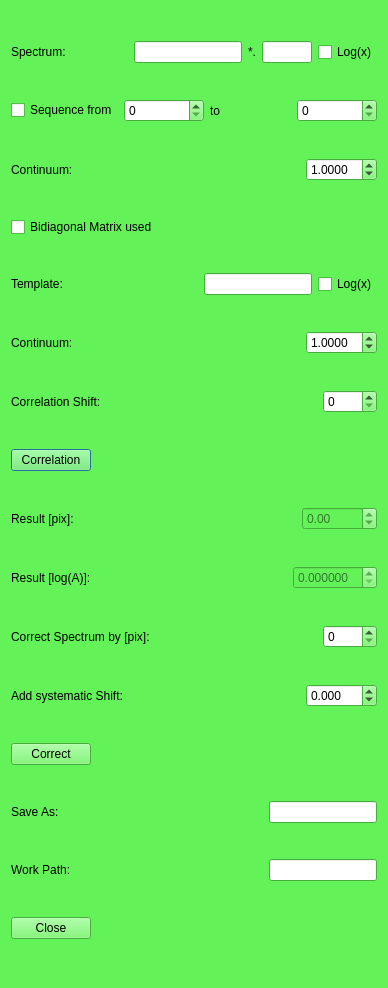
Qt form spectangular/correlation.ui (DPSablowski/Spectangular) before a commit.
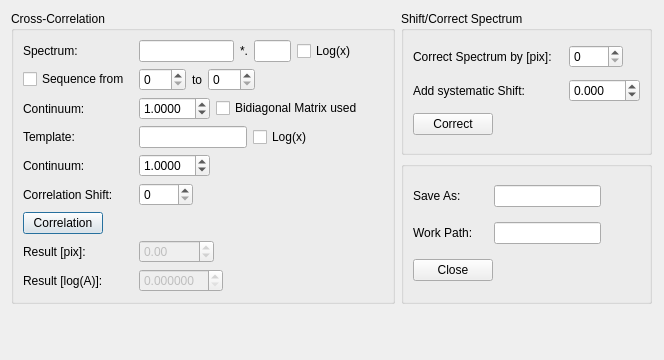
The same form after that commit.

Patch:
```diff
--- a/spectangular/correlation.ui
+++ b/spectangular/correlation.ui
@@ -6,452 +6,10 @@
    <rect>
     <x>0</x>
     <y>0</y>
-    <width>388</width>
-    <height>988</height>
+    <width>664</width>
+    <height>360</height>
    </rect>
   </property>
-  <property name="palette">
-   <palette>
-    <active>
-     <colorrole role="WindowText">
-      <brush brushstyle="SolidPattern">
-       <color alpha="255">
-        <red>0</red>
-        <green>0</green>
-        <blue>0</blue>
-       </color>
-      </brush>
-     </colorrole>
-     <colorrole role="Button">
-      <brush brushstyle="SolidPattern">
-       <color alpha="255">
-        <red>99</red>
-        <green>242</green>
-        <blue>88</blue>
-       </color>
-      </brush>
-     </colorrole>
-     <colorrole role="Light">
-      <brush brushstyle="SolidPattern">
-       <color alpha="255">
-        <red>205</red>
-        <green>255</green>
-        <blue>201</blue>
-       </color>
-      </brush>
-     </colorrole>
-     <colorrole role="Midlight">
-      <brush brushstyle="SolidPattern">
-       <color alpha="255">
-        <red>152</red>
-        <green>248</green>
-        <blue>144</blue>
-       </color>
-      </brush>
-     </colorrole>
-     <colorrole role="Dark">
-      <brush brushstyle="SolidPattern">
-       <color alpha="255">
-        <red>49</red>
-        <green>121</green>
-        <blue>44</blue>
-       </color>
-      </brush>
-     </colorrole>
-     <colorrole role="Mid">
-      <brush brushstyle="SolidPattern">
-       <color alpha="255">
-        <red>66</red>
-        <green>161</green>
-        <blue>58</blue>
-       </color>
-      </brush>
-     </colorrole>
-     <colorrole role="Text">
-      <brush brushstyle="SolidPattern">
-       <color alpha="255">
-        <red>0</red>
-        <green>0</green>
-        <blue>0</blue>
-       </color>
-      </brush>
-     </colorrole>
-     <colorrole role="BrightText">
-      <brush brushstyle="SolidPattern">
-       <color alpha="255">
-        <red>255</red>
-        <green>255</green>
-        <blue>255</blue>
-       </color>
-      </brush>
-     </colorrole>
-     <colorrole role="ButtonText">
-      <brush brushstyle="SolidPattern">
-       <color alpha="255">
-        <red>0</red>
-        <green>0</green>
-        <blue>0</blue>
-       </color>
-      </brush>
-     </colorrole>
-     <colorrole role="Base">
-      <brush brushstyle="SolidPattern">
-       <color alpha="255">
-        <red>255</red>
-        <green>255</green>
-        <blue>255</blue>
-       </color>
-      </brush>
-     </colorrole>
-     <colorrole role="Window">
-      <brush brushstyle="SolidPattern">
-       <color alpha="255">
-        <red>99</red>
-        <green>242</green>
-        <blue>88</blue>
-       </color>
-      </brush>
-     </colorrole>
-     <colorrole role="Shadow">
-      <brush brushstyle="SolidPattern">
-       <color alpha="255">
-        <red>0</red>
-        <green>0</green>
-        <blue>0</blue>
-       </color>
-      </brush>
-     </colorrole>
-     <colorrole role="AlternateBase">
-      <brush brushstyle="SolidPattern">
-       <color alpha="255">
-        <red>177</red>
-        <green>248</green>
-        <blue>171</blue>
-       </color>
-      </brush>
-     </colorrole>
-     <colorrole role="ToolTipBase">
-      <brush brushstyle="SolidPattern">
-       <color alpha="255">
-        <red>255</red>
-        <green>255</green>
-        <blue>220</blue>
-       </color>
-      </brush>
-     </colorrole>
-     <colorrole role="ToolTipText">
-      <brush brushstyle="SolidPattern">
-       <color alpha="255">
-        <red>0</red>
-        <green>0</green>
-        <blue>0</blue>
-       </color>
-      </brush>
-     </colorrole>
-     <colorrole role="PlaceholderText">
-      <brush brushstyle="NoBrush">
-       <color alpha="128">
-        <red>0</red>
-        <green>0</green>
-        <blue>0</blue>
-       </color>
-      </brush>
-     </colorrole>
-    </active>
-    <inactive>
-     <colorrole role="WindowText">
-      <brush brushstyle="SolidPattern">
-       <color alpha="255">
-        <red>0</red>
-        <green>0</green>
-        <blue>0</blue>
-       </color>
-      </brush>
-     </colorrole>
-     <colorrole role="Button">
-      <brush brushstyle="SolidPattern">
-       <color alpha="255">
-        <red>99</red>
-        <green>242</green>
-        <blue>88</blue>
-       </color>
-      </brush>
-     </colorrole>
-     <colorrole role="Light">
-      <brush brushstyle="SolidPattern">
-       <color alpha="255">
-        <red>205</red>
-        <green>255</green>
-        <blue>201</blue>
-       </color>
-      </brush>
-     </colorrole>
-     <colorrole role="Midlight">
-      <brush brushstyle="SolidPattern">
-       <color alpha="255">
-        <red>152</red>
-        <green>248</green>
-        <blue>144</blue>
-       </color>
-      </brush>
-     </colorrole>
-     <colorrole role="Dark">
-      <brush brushstyle="SolidPattern">
-       <color alpha="255">
-        <red>49</red>
-        <green>121</green>
-        <blue>44</blue>
-       </color>
-      </brush>
-     </colorrole>
-     <colorrole role="Mid">
-      <brush brushstyle="SolidPattern">
-       <color alpha="255">
-        <red>66</red>
-        <green>161</green>
-        <blue>58</blue>
-       </color>
-      </brush>
-     </colorrole>
-     <colorrole role="Text">
-      <brush brushstyle="SolidPattern">
-       <color alpha="255">
-        <red>0</red>
-        <green>0</green>
-        <blue>0</blue>
-       </color>
-      </brush>
-     </colorrole>
-     <colorrole role="BrightText">
-      <brush brushstyle="SolidPattern">
-       <color alpha="255">
-        <red>255</red>
-        <green>255</green>
-        <blue>255</blue>
-       </color>
-      </brush>
-     </colorrole>
-     <colorrole role="ButtonText">
-      <brush brushstyle="SolidPattern">
-       <color alpha="255">
-        <red>0</red>
-        <green>0</green>
-        <blue>0</blue>
-       </color>
-      </brush>
-     </colorrole>
-     <colorrole role="Base">
-      <brush brushstyle="SolidPattern">
-       <color alpha="255">
-        <red>255</red>
-        <green>255</green>
-        <blue>255</blue>
-       </color>
-      </brush>
-     </colorrole>
-     <colorrole role="Window">
-      <brush brushstyle="SolidPattern">
-       <color alpha="255">
-        <red>99</red>
-        <green>242</green>
-        <blue>88</blue>
-       </color>
-      </brush>
-     </colorrole>
-     <colorrole role="Shadow">
-      <brush brushstyle="SolidPattern">
-       <color alpha="255">
-        <red>0</red>
-        <green>0</green>
-        <blue>0</blue>
-       </color>
-      </brush>
-     </colorrole>
-     <colorrole role="AlternateBase">
-      <brush brushstyle="SolidPattern">
-       <color alpha="255">
-        <red>177</red>
-        <green>248</green>
-        <blue>171</blue>
-       </color>
-      </brush>
-     </colorrole>
-     <colorrole role="ToolTipBase">
-      <brush brushstyle="SolidPattern">
-       <color alpha="255">
-        <red>255</red>
-        <green>255</green>
-        <blue>220</blue>
-       </color>
-      </brush>
-     </colorrole>
-     <colorrole role="ToolTipText">
-      <brush brushstyle="SolidPattern">
-       <color alpha="255">
-        <red>0</red>
-        <green>0</green>
-        <blue>0</blue>
-       </color>
-      </brush>
-     </colorrole>
-     <colorrole role="PlaceholderText">
-      <brush brushstyle="NoBrush">
-       <color alpha="128">
-        <red>0</red>
-        <green>0</green>
-        <blue>0</blue>
-       </color>
-      </brush>
-     </colorrole>
-    </inactive>
-    <disabled>
-     <colorrole role="WindowText">
-      <brush brushstyle="SolidPattern">
-       <color alpha="255">
-        <red>49</red>
-        <green>121</green>
-        <blue>44</blue>
-       </color>
-      </brush>
-     </colorrole>
-     <colorrole role="Button">
-      <brush brushstyle="SolidPattern">
-       <color alpha="255">
-        <red>99</red>
-        <green>242</green>
-        <blue>88</blue>
-       </color>
-      </brush>
-     </colorrole>
-     <colorrole role="Light">
-      <brush brushstyle="SolidPattern">
-       <color alpha="255">
-        <red>205</red>
-        <green>255</green>
-        <blue>201</blue>
-       </color>
-      </brush>
-     </colorrole>
-     <colorrole role="Midlight">
-      <brush brushstyle="SolidPattern">
-       <color alpha="255">
-        <red>152</red>
-        <green>248</green>
-        <blue>144</blue>
-       </color>
-      </brush>
-     </colorrole>
-     <colorrole role="Dark">
-      <brush brushstyle="SolidPattern">
-       <color alpha="255">
-        <red>49</red>
-        <green>121</green>
-        <blue>44</blue>
-       </color>
-      </brush>
-     </colorrole>
-     <colorrole role="Mid">
-      <brush brushstyle="SolidPattern">
-       <color alpha="255">
-        <red>66</red>
-        <green>161</green>
-        <blue>58</blue>
-       </color>
-      </brush>
-     </colorrole>
-     <colorrole role="Text">
-      <brush brushstyle="SolidPattern">
-       <color alpha="255">
-        <red>49</red>
-        <green>121</green>
-        <blue>44</blue>
-       </color>
-      </brush>
-     </colorrole>
-     <colorrole role="BrightText">
-      <brush brushstyle="SolidPattern">
-       <color alpha="255">
-        <red>255</red>
-        <green>255</green>
-        <blue>255</blue>
-       </color>
-      </brush>
-     </colorrole>
-     <colorrole role="ButtonText">
-      <brush brushstyle="SolidPattern">
-       <color alpha="255">
-        <red>49</red>
-        <green>121</green>
-        <blue>44</blue>
-       </color>
-      </brush>
-     </colorrole>
-     <colorrole role="Base">
-      <brush brushstyle="SolidPattern">
-       <color alpha="255">
-        <red>99</red>
-        <green>242</green>
-        <blue>88</blue>
-       </color>
-      </brush>
-     </colorrole>
-     <colorrole role="Window">
-      <brush brushstyle="SolidPattern">
-       <color alpha="255">
-        <red>99</red>
-        <green>242</green>
-        <blue>88</blue>
-       </color>
-      </brush>
-     </colorrole>
-     <colorrole role="Shadow">
-      <brush brushstyle="SolidPattern">
-       <color alpha="255">
-        <red>0</red>
-        <green>0</green>
-        <blue>0</blue>
-       </color>
-      </brush>
-     </colorrole>
-     <colorrole role="AlternateBase">
-      <brush brushstyle="SolidPattern">
-       <color alpha="255">
-        <red>99</red>
-        <green>242</green>
-        <blue>88</blue>
-       </color>
-      </brush>
-     </colorrole>
-     <colorrole role="ToolTipBase">
-      <brush brushstyle="SolidPattern">
-       <color alpha="255">
-        <red>255</red>
-        <green>255</green>
-        <blue>220</blue>
-       </color>
-      </brush>
-     </colorrole>
-     <colorrole role="ToolTipText">
-      <brush brushstyle="SolidPattern">
-       <color alpha="255">
-        <red>0</red>
-        <green>0</green>
-        <blue>0</blue>
-       </color>
-      </brush>
-     </colorrole>
-     <colorrole role="PlaceholderText">
-      <brush brushstyle="NoBrush">
-       <color alpha="128">
-        <red>0</red>
-        <green>0</green>
-        <blue>0</blue>
-       </color>
-      </brush>
-     </colorrole>
-    </disabled>
-   </palette>
-  </property>
   <property name="font">
    <font>
     <pointsize>9</pointsize>
@@ -460,29 +18,44 @@
   <property name="windowTitle">
    <string>Dialog</string>
   </property>
+  <layout class="QGridLayout" name="gridLayout">
+   <item row="0" column="0">
+    <layout class="QVBoxLayout" name="verticalLayout_5">
+     <item>
+      <layout class="QHBoxLayout" name="horizontalLayout_16">
+       <item>
+        <widget class="QGroupBox" name="groupBox">
+         <property name="title">
+          <string>Cross-Correlation</string>
+         </property>
   <layout class="QVBoxLayout" name="verticalLayout">
    <item>
     <layout class="QHBoxLayout" name="horizontalLayout_3">
      <item>
       <widget class="QLabel" name="label">
+              <property name="sizePolicy">
+               <sizepolicy hsizetype="Maximum" vsizetype="Preferred">
+                <horstretch>0</horstretch>
+                <verstretch>0</verstretch>
+               </sizepolicy>
+              </property>
+              <property name="minimumSize">
+               <size>
+                <width>110</width>
+                <height>0</height>
+               </size>
+              </property>
+              <property name="maximumSize">
+               <size>
+                <width>110</width>
+                <height>16777215</height>
+               </size>
+              </property>
        <property name="text">
         <string>Spectrum:</string>
        </property>
       </widget>
      </item>
-     <item>
-      <spacer name="horizontalSpacer_2">
-       <property name="orientation">
-        <enum>Qt::Horizontal</enum>
-       </property>
-       <property name="sizeHint" stdset="0">
-        <size>
-         <width>40</width>
-         <height>20</height>
-        </size>
-       </property>
-      </spacer>
-     </item>
      <item>
       <widget class="QLineEdit" name="lineEdit"/>
      </item>
@@ -522,12 +95,43 @@
        </property>
       </widget>
      </item>
+            <item>
+             <spacer name="horizontalSpacer_2">
+              <property name="orientation">
+               <enum>Qt::Horizontal</enum>
+              </property>
+              <property name="sizeHint" stdset="0">
+               <size>
+                <width>40</width>
+                <height>20</height>
+               </size>
+              </property>
+             </spacer>
+            </item>
     </layout>
    </item>
    <item>
     <layout class="QHBoxLayout" name="horizontalLayout_14">
      <item>
       <widget class="QCheckBox" name="checkBox_4">
+              <property name="sizePolicy">
+               <sizepolicy hsizetype="Maximum" vsizetype="Fixed">
+                <horstretch>0</horstretch>
+                <verstretch>0</verstretch>
+               </sizepolicy>
+              </property>
+              <property name="minimumSize">
+               <size>
+                <width>110</width>
+                <height>0</height>
+               </size>
+              </property>
+              <property name="maximumSize">
+               <size>
+                <width>110</width>
+                <height>16777215</height>
+               </size>
+              </property>
        <property name="text">
         <string>Sequence from</string>
        </property>
@@ -554,30 +158,48 @@
        </property>
       </widget>
      </item>
+            <item>
+             <spacer name="horizontalSpacer_16">
+              <property name="orientation">
+               <enum>Qt::Horizontal</enum>
+              </property>
+              <property name="sizeHint" stdset="0">
+               <size>
+                <width>40</width>
+                <height>20</height>
+               </size>
+              </property>
+             </spacer>
+            </item>
     </layout>
    </item>
    <item>
     <layout class="QHBoxLayout" name="horizontalLayout_10">
      <item>
       <widget class="QLabel" name="label_8">
+              <property name="sizePolicy">
+               <sizepolicy hsizetype="Maximum" vsizetype="Preferred">
+                <horstretch>0</horstretch>
+                <verstretch>0</verstretch>
+               </sizepolicy>
+              </property>
+              <property name="minimumSize">
+               <size>
+                <width>110</width>
+                <height>0</height>
+               </size>
+              </property>
+              <property name="maximumSize">
+               <size>
+                <width>110</width>
+                <height>16777215</height>
+               </size>
+              </property>
        <property name="text">
         <string>Continuum:</string>
        </property>
       </widget>
      </item>
-     <item>
-      <spacer name="horizontalSpacer_10">
-       <property name="orientation">
-        <enum>Qt::Horizontal</enum>
-       </property>
-       <property name="sizeHint" stdset="0">
-        <size>
-         <width>40</width>
-         <height>20</height>
-        </size>
-       </property>
-      </spacer>
-     </item>
      <item>
       <widget class="QDoubleSpinBox" name="doubleSpinBox_2">
        <property name="decimals">
@@ -591,8 +213,6 @@
        </property>
       </widget>
      </item>
-    </layout>
-   </item>
    <item>
     <widget class="QCheckBox" name="checkBox">
      <property name="text">
@@ -601,27 +221,47 @@
     </widget>
    </item>
    <item>
+             <spacer name="horizontalSpacer_10">
+              <property name="orientation">
+               <enum>Qt::Horizontal</enum>
+              </property>
+              <property name="sizeHint" stdset="0">
+               <size>
+                <width>40</width>
+                <height>20</height>
+               </size>
+              </property>
+             </spacer>
+            </item>
+           </layout>
+          </item>
+          <item>
     <layout class="QHBoxLayout" name="horizontalLayout_2">
      <item>
       <widget class="QLabel" name="label_2">
+              <property name="sizePolicy">
+               <sizepolicy hsizetype="Maximum" vsizetype="Preferred">
+                <horstretch>0</horstretch>
+                <verstretch>0</verstretch>
+               </sizepolicy>
+              </property>
+              <property name="minimumSize">
+               <size>
+                <width>110</width>
+                <height>0</height>
+               </size>
+              </property>
+              <property name="maximumSize">
+               <size>
+                <width>110</width>
+                <height>16777215</height>
+               </size>
+              </property>
        <property name="text">
         <string>Template:</string>
        </property>
       </widget>
      </item>
-     <item>
-      <spacer name="horizontalSpacer_3">
-       <property name="orientation">
-        <enum>Qt::Horizontal</enum>
-       </property>
-       <property name="sizeHint" stdset="0">
-        <size>
-         <width>40</width>
-         <height>20</height>
-        </size>
-       </property>
-      </spacer>
-     </item>
      <item>
       <widget class="QLineEdit" name="lineEdit_2">
        <property name="sizePolicy">
@@ -639,30 +279,48 @@
        </property>
       </widget>
      </item>
+            <item>
+             <spacer name="horizontalSpacer_3">
+              <property name="orientation">
+               <enum>Qt::Horizontal</enum>
+              </property>
+              <property name="sizeHint" stdset="0">
+               <size>
+                <width>40</width>
+                <height>20</height>
+               </size>
+              </property>
+             </spacer>
+            </item>
     </layout>
    </item>
    <item>
     <layout class="QHBoxLayout" name="horizontalLayout_11">
      <item>
       <widget class="QLabel" name="label_9">
+              <property name="sizePolicy">
+               <sizepolicy hsizetype="Maximum" vsizetype="Preferred">
+                <horstretch>0</horstretch>
+                <verstretch>0</verstretch>
+               </sizepolicy>
+              </property>
+              <property name="minimumSize">
+               <size>
+                <width>110</width>
+                <height>0</height>
+               </size>
+              </property>
+              <property name="maximumSize">
+               <size>
+                <width>110</width>
+                <height>16777215</height>
+               </size>
+              </property>
        <property name="text">
         <string>Continuum:</string>
        </property>
       </widget>
      </item>
-     <item>
-      <spacer name="horizontalSpacer_11">
-       <property name="orientation">
-        <enum>Qt::Horizontal</enum>
-       </property>
-       <property name="sizeHint" stdset="0">
-        <size>
-         <width>40</width>
-         <height>20</height>
-        </size>
-       </property>
-      </spacer>
-     </item>
      <item>
       <widget class="QDoubleSpinBox" name="doubleSpinBox_3">
        <property name="decimals">
@@ -676,30 +334,48 @@
        </property>
       </widget>
      </item>
+            <item>
+             <spacer name="horizontalSpacer_11">
+              <property name="orientation">
+               <enum>Qt::Horizontal</enum>
+              </property>
+              <property name="sizeHint" stdset="0">
+               <size>
+                <width>40</width>
+                <height>20</height>
+               </size>
+              </property>
+             </spacer>
+            </item>
     </layout>
    </item>
    <item>
     <layout class="QHBoxLayout" name="horizontalLayout_4">
      <item>
       <widget class="QLabel" name="label_3">
+              <property name="sizePolicy">
+               <sizepolicy hsizetype="Maximum" vsizetype="Preferred">
+                <horstretch>0</horstretch>
+                <verstretch>0</verstretch>
+               </sizepolicy>
+              </property>
+              <property name="minimumSize">
+               <size>
+                <width>110</width>
+                <height>0</height>
+               </size>
+              </property>
+              <property name="maximumSize">
+               <size>
+                <width>110</width>
+                <height>16777215</height>
+               </size>
+              </property>
        <property name="text">
         <string>Correlation Shift:</string>
        </property>
       </widget>
      </item>
-     <item>
-      <spacer name="horizontalSpacer_4">
-       <property name="orientation">
-        <enum>Qt::Horizontal</enum>
-       </property>
-       <property name="sizeHint" stdset="0">
-        <size>
-         <width>40</width>
-         <height>20</height>
-        </size>
-       </property>
-      </spacer>
-     </item>
      <item>
       <widget class="QSpinBox" name="spinBox">
        <property name="maximum">
@@ -707,6 +383,19 @@
        </property>
       </widget>
      </item>
+            <item>
+             <spacer name="horizontalSpacer_4">
+              <property name="orientation">
+               <enum>Qt::Horizontal</enum>
+              </property>
+              <property name="sizeHint" stdset="0">
+               <size>
+                <width>40</width>
+                <height>20</height>
+               </size>
+              </property>
+             </spacer>
+            </item>
     </layout>
    </item>
    <item>
@@ -737,24 +426,29 @@
     <layout class="QHBoxLayout" name="horizontalLayout_6">
      <item>
       <widget class="QLabel" name="label_4">
+              <property name="sizePolicy">
+               <sizepolicy hsizetype="Maximum" vsizetype="Preferred">
+                <horstretch>0</horstretch>
+                <verstretch>0</verstretch>
+               </sizepolicy>
+              </property>
+              <property name="minimumSize">
+               <size>
+                <width>110</width>
+                <height>0</height>
+               </size>
+              </property>
+              <property name="maximumSize">
+               <size>
+                <width>110</width>
+                <height>16777215</height>
+               </size>
+              </property>
        <property name="text">
         <string>Result [pix]:</string>
        </property>
       </widget>
      </item>
-     <item>
-      <spacer name="horizontalSpacer_6">
-       <property name="orientation">
-        <enum>Qt::Horizontal</enum>
-       </property>
-       <property name="sizeHint" stdset="0">
-        <size>
-         <width>40</width>
-         <height>20</height>
-        </size>
-       </property>
-      </spacer>
-     </item>
      <item>
       <widget class="QDoubleSpinBox" name="doubleSpinBox">
        <property name="enabled">
@@ -768,30 +462,48 @@
        </property>
       </widget>
      </item>
+            <item>
+             <spacer name="horizontalSpacer_6">
+              <property name="orientation">
+               <enum>Qt::Horizontal</enum>
+              </property>
+              <property name="sizeHint" stdset="0">
+               <size>
+                <width>40</width>
+                <height>20</height>
+               </size>
+              </property>
+             </spacer>
+            </item>
     </layout>
    </item>
    <item>
     <layout class="QHBoxLayout" name="horizontalLayout_12">
      <item>
       <widget class="QLabel" name="label_6">
+              <property name="sizePolicy">
+               <sizepolicy hsizetype="Maximum" vsizetype="Preferred">
+                <horstretch>0</horstretch>
+                <verstretch>0</verstretch>
+               </sizepolicy>
+              </property>
+              <property name="minimumSize">
+               <size>
+                <width>110</width>
+                <height>0</height>
+               </size>
+              </property>
+              <property name="maximumSize">
+               <size>
+                <width>110</width>
+                <height>16777215</height>
+               </size>
+              </property>
        <property name="text">
         <string>Result [log(A)]:</string>
        </property>
       </widget>
      </item>
-     <item>
-      <spacer name="horizontalSpacer_12">
-       <property name="orientation">
-        <enum>Qt::Horizontal</enum>
-       </property>
-       <property name="sizeHint" stdset="0">
-        <size>
-         <width>40</width>
-         <height>20</height>
-        </size>
-       </property>
-      </spacer>
-     </item>
      <item>
       <widget class="QDoubleSpinBox" name="doubleSpinBox_4">
        <property name="enabled">
@@ -802,30 +514,59 @@
        </property>
       </widget>
      </item>
-    </layout>
-   </item>
+            <item>
+             <spacer name="horizontalSpacer_12">
+              <property name="orientation">
+               <enum>Qt::Horizontal</enum>
+              </property>
+              <property name="sizeHint" stdset="0">
+               <size>
+                <width>40</width>
+                <height>20</height>
+               </size>
+              </property>
+             </spacer>
+            </item>
+           </layout>
+          </item>
+         </layout>
+        </widget>
+       </item>
+       <item>
+        <layout class="QVBoxLayout" name="verticalLayout_4">
+         <item>
+          <widget class="QGroupBox" name="groupBox_2">
+           <property name="title">
+            <string>Shift/Correct Spectrum</string>
+           </property>
+           <layout class="QVBoxLayout" name="verticalLayout_2">
    <item>
     <layout class="QHBoxLayout" name="horizontalLayout_7">
      <item>
       <widget class="QLabel" name="label_5">
+                <property name="sizePolicy">
+                 <sizepolicy hsizetype="Maximum" vsizetype="Preferred">
+                  <horstretch>0</horstretch>
+                  <verstretch>0</verstretch>
+                 </sizepolicy>
+                </property>
+                <property name="minimumSize">
+                 <size>
+                  <width>150</width>
+                  <height>0</height>
+                 </size>
+                </property>
+                <property name="maximumSize">
+                 <size>
+                  <width>150</width>
+                  <height>16777215</height>
+                 </size>
+                </property>
        <property name="text">
         <string>Correct Spectrum by [pix]:</string>
        </property>
       </widget>
      </item>
-     <item>
-      <spacer name="horizontalSpacer_7">
-       <property name="orientation">
-        <enum>Qt::Horizontal</enum>
-       </property>
-       <property name="sizeHint" stdset="0">
-        <size>
-         <width>40</width>
-         <height>20</height>
-        </size>
-       </property>
-      </spacer>
-     </item>
      <item>
       <widget class="QSpinBox" name="spinBox_2">
        <property name="maximum">
@@ -833,30 +574,42 @@
        </property>
       </widget>
      </item>
+              <item>
+               <spacer name="horizontalSpacer_7">
+                <property name="orientation">
+                 <enum>Qt::Horizontal</enum>
+                </property>
+                <property name="sizeHint" stdset="0">
+                 <size>
+                  <width>40</width>
+                  <height>20</height>
+                 </size>
+                </property>
+               </spacer>
+              </item>
     </layout>
    </item>
    <item>
     <layout class="QHBoxLayout" name="horizontalLayout_15">
      <item>
       <widget class="QLabel" name="label_13">
+                <property name="minimumSize">
+                 <size>
+                  <width>150</width>
+                  <height>0</height>
+                 </size>
+                </property>
+                <property name="maximumSize">
+                 <size>
+                  <width>150</width>
+                  <height>16777215</height>
+                 </size>
+                </property>
        <property name="text">
         <string>Add systematic Shift:</string>
        </property>
       </widget>
      </item>
-     <item>
-      <spacer name="horizontalSpacer_14">
-       <property name="orientation">
-        <enum>Qt::Horizontal</enum>
-       </property>
-       <property name="sizeHint" stdset="0">
-        <size>
-         <width>40</width>
-         <height>20</height>
-        </size>
-       </property>
-      </spacer>
-     </item>
      <item>
       <widget class="QDoubleSpinBox" name="doubleSpinBox_5">
        <property name="decimals">
@@ -870,6 +623,19 @@
        </property>
       </widget>
      </item>
+              <item>
+               <spacer name="horizontalSpacer_14">
+                <property name="orientation">
+                 <enum>Qt::Horizontal</enum>
+                </property>
+                <property name="sizeHint" stdset="0">
+                 <size>
+                  <width>40</width>
+                  <height>20</height>
+                 </size>
+                </property>
+               </spacer>
+              </item>
     </layout>
    </item>
    <item>
@@ -896,28 +662,36 @@
      </item>
     </layout>
    </item>
+           </layout>
+          </widget>
+         </item>
+         <item>
+          <widget class="QGroupBox" name="groupBox_3">
+           <property name="title">
+            <string/>
+           </property>
+           <layout class="QVBoxLayout" name="verticalLayout_3">
    <item>
     <layout class="QHBoxLayout" name="horizontalLayout_8">
      <item>
       <widget class="QLabel" name="label_10">
+                <property name="minimumSize">
+                 <size>
+                  <width>75</width>
+                  <height>0</height>
+                 </size>
+                </property>
+                <property name="maximumSize">
+                 <size>
+                  <width>75</width>
+                  <height>16777215</height>
+                 </size>
+                </property>
        <property name="text">
         <string>Save As:</string>
        </property>
       </widget>
      </item>
-     <item>
-      <spacer name="horizontalSpacer_8">
-       <property name="orientation">
-        <enum>Qt::Horizontal</enum>
-       </property>
-       <property name="sizeHint" stdset="0">
-        <size>
-         <width>40</width>
-         <height>20</height>
-        </size>
-       </property>
-      </spacer>
-     </item>
      <item>
       <widget class="QLineEdit" name="lineEdit_3">
        <property name="sizePolicy">
@@ -928,30 +702,48 @@
        </property>
       </widget>
      </item>
+              <item>
+               <spacer name="horizontalSpacer_8">
+                <property name="orientation">
+                 <enum>Qt::Horizontal</enum>
+                </property>
+                <property name="sizeHint" stdset="0">
+                 <size>
+                  <width>40</width>
+                  <height>20</height>
+                 </size>
+                </property>
+               </spacer>
+              </item>
     </layout>
    </item>
    <item>
     <layout class="QHBoxLayout" name="horizontalLayout_9">
      <item>
       <widget class="QLabel" name="label_7">
+                <property name="sizePolicy">
+                 <sizepolicy hsizetype="Maximum" vsizetype="Preferred">
+                  <horstretch>0</horstretch>
+                  <verstretch>0</verstretch>
+                 </sizepolicy>
+                </property>
+                <property name="minimumSize">
+                 <size>
+                  <width>75</width>
+                  <height>0</height>
+                 </size>
+                </property>
+                <property name="maximumSize">
+                 <size>
+                  <width>75</width>
+                  <height>16777215</height>
+                 </size>
+                </property>
        <property name="text">
         <string>Work Path:</string>
        </property>
       </widget>
      </item>
-     <item>
-      <spacer name="horizontalSpacer_9">
-       <property name="orientation">
-        <enum>Qt::Horizontal</enum>
-       </property>
-       <property name="sizeHint" stdset="0">
-        <size>
-         <width>40</width>
-         <height>20</height>
-        </size>
-       </property>
-      </spacer>
-     </item>
      <item>
       <widget class="QLineEdit" name="lineEdit_4">
        <property name="sizePolicy">
@@ -962,6 +754,19 @@
        </property>
       </widget>
      </item>
+              <item>
+               <spacer name="horizontalSpacer_9">
+                <property name="orientation">
+                 <enum>Qt::Horizontal</enum>
+                </property>
+                <property name="sizeHint" stdset="0">
+                 <size>
+                  <width>40</width>
+                  <height>20</height>
+                 </size>
+                </property>
+               </spacer>
+              </item>
     </layout>
    </item>
    <item>
@@ -982,6 +787,41 @@
         <size>
          <width>40</width>
          <height>20</height>
+                 </size>
+                </property>
+               </spacer>
+              </item>
+             </layout>
+            </item>
+           </layout>
+          </widget>
+         </item>
+        </layout>
+       </item>
+       <item>
+        <spacer name="horizontalSpacer_15">
+         <property name="orientation">
+          <enum>Qt::Horizontal</enum>
+         </property>
+         <property name="sizeHint" stdset="0">
+          <size>
+           <width>40</width>
+           <height>20</height>
+          </size>
+         </property>
+        </spacer>
+       </item>
+      </layout>
+     </item>
+     <item>
+      <spacer name="verticalSpacer">
+       <property name="orientation">
+        <enum>Qt::Vertical</enum>
+       </property>
+       <property name="sizeHint" stdset="0">
+        <size>
+         <width>20</width>
+         <height>40</height>
         </size>
        </property>
       </spacer>
```
Lines whose indentation alone changed are shown as unchanged.
